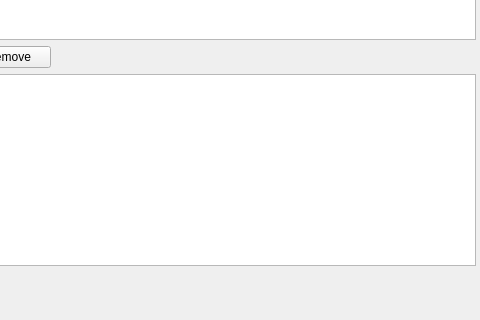
Above: cache_deleter_designer_ui.ui from Matth-D/cache_deleter before the change; both pictures show x 155 to 635 and y 385 to 705 of the 635 by 705 pixel window. Below: the same form after it.
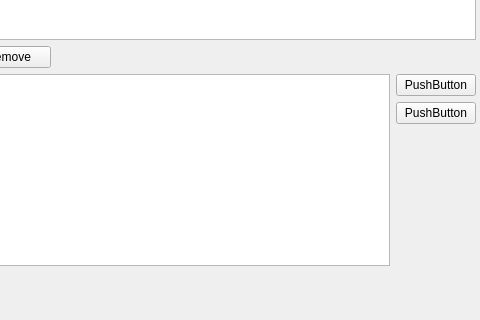
That is the form after the change.

```diff
--- a/cache_deleter_designer_ui.ui
+++ b/cache_deleter_designer_ui.ui
@@ -110,6 +110,37 @@
       <item>
        <widget class="QListWidget" name="listWidget"/>
       </item>
+      <item>
+       <layout class="QVBoxLayout" name="verticalLayout_2">
+        <item>
+         <widget class="QPushButton" name="pushButton_2">
+          <property name="text">
+           <string>PushButton</string>
+          </property>
+         </widget>
+        </item>
+        <item>
+         <widget class="QPushButton" name="pushButton">
+          <property name="text">
+           <string>PushButton</string>
+          </property>
+         </widget>
+        </item>
+        <item>
+         <spacer name="verticalSpacer">
+          <property name="orientation">
+           <enum>Qt::Vertical</enum>
+          </property>
+          <property name="sizeHint" stdset="0">
+           <size>
+            <width>20</width>
+            <height>40</height>
+           </size>
+          </property>
+         </spacer>
+        </item>
+       </layout>
+      </item>
      </layout>
     </item>
    </layout>
```
Left out of the diff: 9 changed lines with no effect on the pictures.
